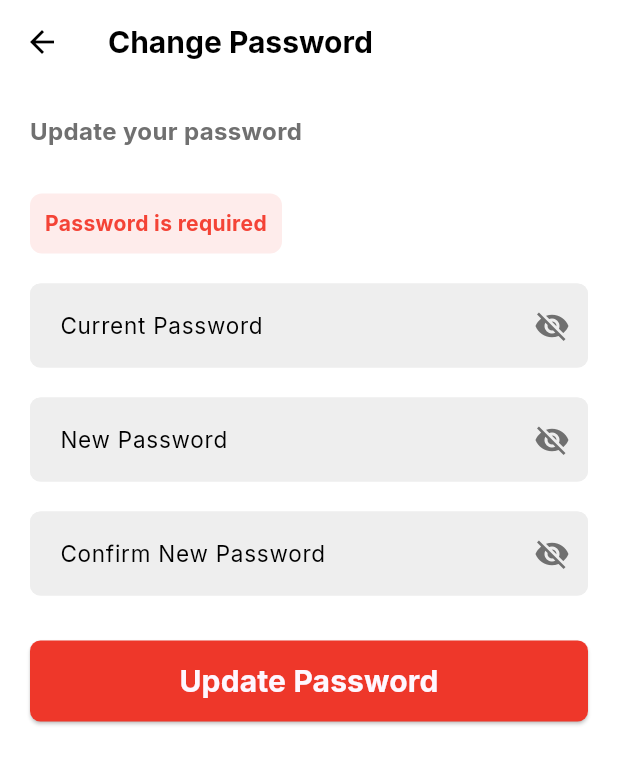
After one commit to nalugala-vc/STACKOVERFLOWERS, a Flutter app: the ChangePasswordPage screen opened by its route, after a tap on "Update Password", on a phone screen of 412 x 824 dp. The commit adds this screen. Shown: the top 764 px of the screen. Run offline on Flutter 3.47's test engine with Material 3 defaults, Android fonts, the phone set to English and light mode, and no system bars; our stand-ins replace country_code_picker, flutter_otp_text_field, flutter_svg, fpdart, get, google_fonts and 2 more; accounts and stored records are empty; network calls fail.

Commit message:
change password,sign out and delete account

```diff
--- a/lib/core/api/endpoints.dart
+++ b/lib/core/api/endpoints.dart
@@ -4,6 +4,8 @@ class Endpoints {
   static const String register = '/api/signup';
   static const String sendOTP = '/api/otp/send';
   static const String verifyOtp = '/api/otp/verify';
+  static const String changePassword = '/api/password/change';
+  static const String deleteUser = '/api/user/delete';
 
   //Domain
   static const String domainSearch = '/api/domains/search';
--- a/lib/core/routes/app_routes.dart
+++ b/lib/core/routes/app_routes.dart
@@ -12,6 +12,8 @@ import 'package:kenic/features/domain_core/views/payment_confirmation.dart';
 import 'package:kenic/features/navigation/views/main_navigation.dart';
 import 'package:kenic/features/orders/views/orders_page.dart';
 import 'package:kenic/features/profile/views/profile_page.dart';
+import 'package:kenic/features/onboarding/routes/onboarding_routes.dart';
+import 'package:kenic/features/onboarding/views/change_password.dart';
 
 class AppRoutes {
   static final authMiddleware = AuthMiddleware();
@@ -80,5 +82,10 @@ class AppRoutes {
       page: () => const PaymentConfirmation(),
       middlewares: [authMiddleware],
     ),
+    GetPage(
+      name: OnboardingRoutes.changePassword,
+      page: () => const ChangePasswordPage(),
+      middlewares: [authMiddleware],
+    ),
   ];
 }
--- a/lib/core/utils/widgets/auth_field.dart
+++ b/lib/core/utils/widgets/auth_field.dart
@@ -6,6 +6,7 @@ class AuthField extends StatelessWidget {
   final bool isObscureText;
   final String? Function(String?)? validator;
   final TextInputType? keyboardType;
+  final Widget? suffixIcon;
 
   const AuthField({
     super.key,
@@ -14,13 +15,14 @@ class AuthField extends StatelessWidget {
     this.isObscureText = false,
     this.validator,
     this.keyboardType,
+    this.suffixIcon,
   });
 
   @override
   Widget build(BuildContext context) {
     return TextFormField(
       controller: controller,
-      decoration: InputDecoration(hintText: hintText),
+      decoration: InputDecoration(hintText: hintText, suffixIcon: suffixIcon),
       obscureText: isObscureText,
       textCapitalization: TextCapitalization.none,
       keyboardType: keyboardType,
--- a/lib/features/onboarding/controllers/onboarding_controller.dart
+++ b/lib/features/onboarding/controllers/onboarding_controller.dart
@@ -20,7 +20,6 @@ class OnboardingController extends BaseController {
   final phone = TextEditingController();
   final password = TextEditingController();
   final confirmPassword = TextEditingController();
-  final newPassword = TextEditingController();
   final otp = TextEditingController();
 
   // Observable variables
@@ -28,6 +27,14 @@ class OnboardingController extends BaseController {
   final errorMessage = ''.obs;
   final isLoggedIn = false.obs;
   final currentUser = Rxn<User>();
+
+  // Change Password Controllers
+  final currentPassword = TextEditingController();
+  final newPassword = TextEditingController();
+  final confirmNewPassword = TextEditingController();
+
+  // Delete Account Controller
+  final deleteAccountPassword = TextEditingController();
 
   @override
   void onInit() {
@@ -55,8 +62,70 @@ class OnboardingController extends BaseController {
     password.dispose();
     confirmPassword.dispose();
     newPassword.dispose();
+    currentPassword.dispose();
+    confirmNewPassword.dispose();
     otp.dispose();
     super.onClose();
+  }
+
+  // ==================== CHANGE PASSWORD ====================
+  Future<Either<AppFailure, String>> changePassword() async {
+    isLoading.value = true;
+    errorMessage.value = '';
+
+    try {
+      if (!validateChangePasswordForm()) {
+        return Left(AppFailure(errorMessage.value));
+      }
+
+      final result = await _repository.changePassword(
+        currentPassword: currentPassword.text,
+        newPassword: newPassword.text,
+      );
+
+      if (result.isRight()) {
+        // Clear the password fields
+        currentPassword.clear();
+        newPassword.clear();
+        confirmNewPassword.clear();
+      }
+
+      return result;
+    } catch (e) {
+      return Left(AppFailure('Change password error: ${e.toString()}'));
+    } finally {
+      isLoading.value = false;
+    }
+  }
+
+  bool validateChangePasswordForm() {
+    final currentPasswordError = validatePassword(currentPassword.text);
+    final newPasswordError = validatePassword(newPassword.text);
+    final confirmNewPasswordError = validateConfirmPassword(
+      newPassword.text,
+      confirmNewPassword.text,
+    );
+
+    if (currentPasswordError != null) {
+      errorMessage.value = currentPasswordError;
+      return false;
+    }
+    if (newPasswordError != null) {
+      errorMessage.value = newPasswordError;
+      return false;
+    }
+    if (confirmNewPasswordError != null) {
+      errorMessage.value = confirmNewPasswordError;
+      return false;
+    }
+
+    if (currentPassword.text == newPassword.text) {
+      errorMessage.value =
+          'New password must be different from current password';
+      return false;
+    }
+
+    return true;
   }
 
   // ==================== USER REGISTRATION ====================
@@ -256,12 +325,47 @@ class OnboardingController extends BaseController {
     currentStep.value = step;
   }
 
-  void logout() async {
+  Future<void> logout() async {
+    await _clearTokenFromPreferences();
+    await _clearLocalData();
     isLoggedIn.value = false;
     currentUser.value = null;
-    await _clearTokenFromPreferences();
     clearError();
     Get.offAllNamed('/signin');
+  }
+
+  Future<void> _clearLocalData() async {
+    final prefs = await SharedPreferences.getInstance();
+    await prefs.clear(); // This clears all local data
+  }
+
+  Future<Either<AppFailure, String>> deleteAccount() async {
+    isLoading.value = true;
+    errorMessage.value = '';
+
+    try {
+      if (deleteAccountPassword.text.isEmpty) {
+        return Left(AppFailure('Password is required'));
+      }
+
+      final result = await _repository.deleteUser(
+        password: deleteAccountPassword.text,
+      );
+
+      if (result.isRight()) {
+        // Clear all local data and reset state
+        await _clearLocalData();
+        isLoggedIn.value = false;
+        currentUser.value = null;
+        deleteAccountPassword.clear();
+      }
+
+      return result;
+    } catch (e) {
+      return Left(AppFailure('Delete account error: ${e.toString()}'));
+    } finally {
+      isLoading.value = false;
+    }
   }
 
   // ==================== FORM VALIDATION ====================
--- a/lib/features/onboarding/routes/onboarding_routes.dart
+++ b/lib/features/onboarding/routes/onboarding_routes.dart
@@ -6,6 +6,7 @@ import 'package:kenic/features/onboarding/views/reset_password.dart';
 import 'package:kenic/features/onboarding/views/verify_email.dart';
 import 'package:kenic/features/onboarding/views/verify_otp.dart';
 import 'package:kenic/features/onboarding/views/verify_phone.dart';
+import 'package:kenic/features/onboarding/views/change_password.dart';
 
 class OnboardingRoutes {
   static const String signin = '/signin';
@@ -15,6 +16,7 @@ class OnboardingRoutes {
   static const String verifyEmail = '/verify-email';
   static const String verifyOtp = '/verify-otp';
   static const String verifyPhone = '/verify-phone';
+  static const String changePassword = '/change-password';
 
   static List<GetPage> routes = [
     GetPage(name: signin, page: () => const Signin()),
@@ -24,5 +26,6 @@ class OnboardingRoutes {
     GetPage(name: verifyEmail, page: () => const VerifyEmail()),
     GetPage(name: verifyOtp, page: () => const VerifyOtp()),
     GetPage(name: verifyPhone, page: () => const VerifyPhone()),
+    GetPage(name: changePassword, page: () => const ChangePasswordPage()),
   ];
 }
--- /dev/null
+++ b/lib/features/onboarding/views/change_password.dart
@@ -0,0 +1,163 @@
+import 'package:flutter/material.dart';
+import 'package:get/get.dart';
+import 'package:kenic/core/utils/fonts/inter.dart';
+import 'package:kenic/core/utils/spacers/spacers.dart';
+import 'package:kenic/core/utils/theme/app_pallete.dart';
+import 'package:kenic/core/utils/widgets/auth_field.dart';
+import 'package:kenic/core/utils/widgets/rounded_button.dart';
+import 'package:kenic/features/onboarding/controllers/onboarding_controller.dart';
+
+class ChangePasswordPage extends StatefulWidget {
+  const ChangePasswordPage({super.key});
+
+  @override
+  State<ChangePasswordPage> createState() => _ChangePasswordPageState();
+}
+
+class _ChangePasswordPageState extends State<ChangePasswordPage> {
+  final authController = Get.find<OnboardingController>();
+  bool _obscureCurrentPassword = true;
+  bool _obscureNewPassword = true;
+  bool _obscureConfirmPassword = true;
+
+  @override
+  void dispose() {
+    authController.clearError();
+    super.dispose();
+  }
+
+  @override
+  Widget build(BuildContext context) {
+    return Scaffold(
+      backgroundColor: AppPallete.kenicWhite,
+      appBar: AppBar(
+        backgroundColor: AppPallete.kenicWhite,
+        elevation: 0,
+        leading: IconButton(
+          icon: const Icon(Icons.arrow_back, color: AppPallete.kenicBlack),
+          onPressed: () => Get.back(),
+        ),
+        title: Inter(
+          text: 'Change Password',
+          fontSize: 20,
+          fontWeight: FontWeight.bold,
+          textColor: AppPallete.kenicBlack,
+        ),
+      ),
+      body: SingleChildScrollView(
+        padding: const EdgeInsets.all(20),
+        child: Column(
+          crossAxisAlignment: CrossAxisAlignment.start,
+          children: [
+            Inter(
+              text: 'Update your password',
+              fontSize: 16,
+              textColor: AppPallete.greyColor,
+            ),
+            spaceH30,
+            Obx(() {
+              if (authController.errorMessage.isNotEmpty) {
+                return Padding(
+                  padding: const EdgeInsets.only(bottom: 20),
+                  child: Container(
+                    padding: const EdgeInsets.all(10),
+                    decoration: BoxDecoration(
+                      color: Colors.red.withOpacity(0.1),
+                      borderRadius: BorderRadius.circular(8),
+                    ),
+                    child: Inter(
+                      text: authController.errorMessage.value,
+                      fontSize: 14,
+                      textColor: Colors.red,
+                      textAlignment: TextAlign.center,
+                    ),
+                  ),
+                );
+              }
+              return const SizedBox();
+            }),
+            AuthField(
+              controller: authController.currentPassword,
+              hintText: 'Current Password',
+              isObscureText: _obscureCurrentPassword,
+              suffixIcon: IconButton(
+                icon: Icon(
+                  _obscureCurrentPassword
+                      ? Icons.visibility_off
+                      : Icons.visibility,
+                  color: AppPallete.greyColor,
+                ),
+                onPressed: () {
+                  setState(() {
+                    _obscureCurrentPassword = !_obscureCurrentPassword;
+                  });
+                },
+              ),
+            ),
+            spaceH20,
+            AuthField(
+              controller: authController.newPassword,
+              hintText: 'New Password',
+              isObscureText: _obscureNewPassword,
+              suffixIcon: IconButton(
+                icon: Icon(
+                  _obscureNewPassword ? Icons.visibility_off : Icons.visibility,
+                  color: AppPallete.greyColor,
+                ),
+                onPressed: () {
+                  setState(() {
+                    _obscureNewPassword = !_obscureNewPassword;
+                  });
+                },
+              ),
+            ),
+            spaceH20,
+            AuthField(
+              controller: authController.confirmNewPassword,
+              hintText: 'Confirm New Password',
+              isObscureText: _obscureConfirmPassword,
+              suffixIcon: IconButton(
+                icon: Icon(
+                  _obscureConfirmPassword
+                      ? Icons.visibility_off
+                      : Icons.visibility,
+                  color: AppPallete.greyColor,
+                ),
+                onPressed: () {
+                  setState(() {
+                    _obscureConfirmPassword = !_obscureConfirmPassword;
+                  });
+                },
+              ),
+            ),
+            spaceH30,
+            Obx(
+              () => RoundedButton(
+                onPressed: () async {
+                  final result = await authController.changePassword();
+                  result.fold(
+                    (failure) {
+                      // Error is already shown through the error message observable
+                    },
+                    (success) {
+                      Get.back();
+                      Get.snackbar(
+                        'Success',
+                        success,
+                        backgroundColor: Colors.green,
+                        colorText: Colors.white,
+                        snackPosition: SnackPosition.BOTTOM,
+                      );
+                    },
+                  );
+                },
+                label: 'Update Password',
+                isLoading: authController.isLoading.value,
+              ),
+            ),
+          ],
+        ),
+      ),
+    );
+  }
+}
--- a/lib/features/onboarding/views/signin.dart
+++ b/lib/features/onboarding/views/signin.dart
@@ -110,7 +110,7 @@ class _SigninState extends State<Signin> {
                         );
 
                         if (result.isRight()) {
-                          Get.offAllNamed('/home');
+                          Get.offAllNamed('/main');
                         } else {
                           result.fold(
                             (failure) => Get.snackbar(
```
Also changed, not shown: lib/core/utils/widgets/custom_dialogs.dart (added, +205 -0 lines), lib/features/onboarding/repository/onboarding_repository.dart (+58 -0 lines), lib/features/profile/views/profile_page.dart (+13 -28 lines), assets/logout.png (added), assets/swipe.png (added), assets/throw_away.png (added).
